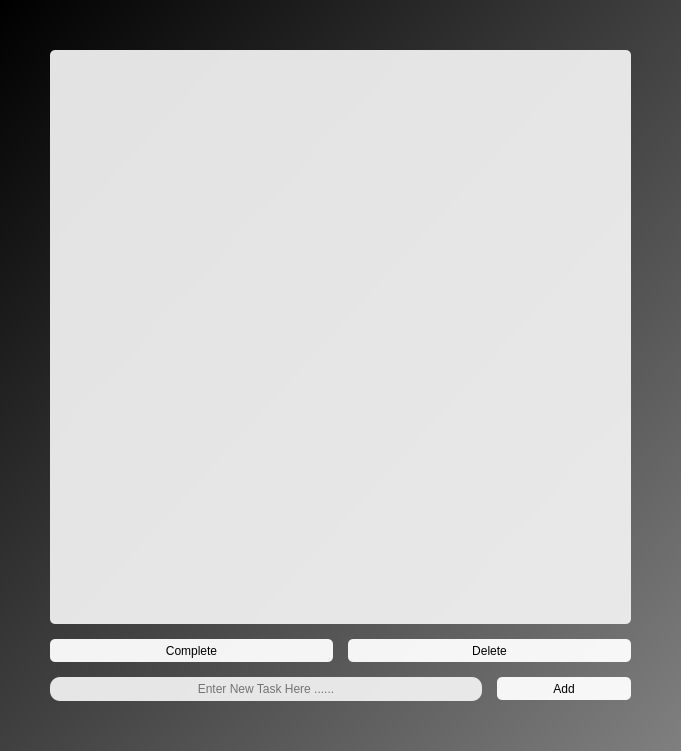
hawk-aj/pyqt_todo, file mainwindow.ui: the form before one commit.
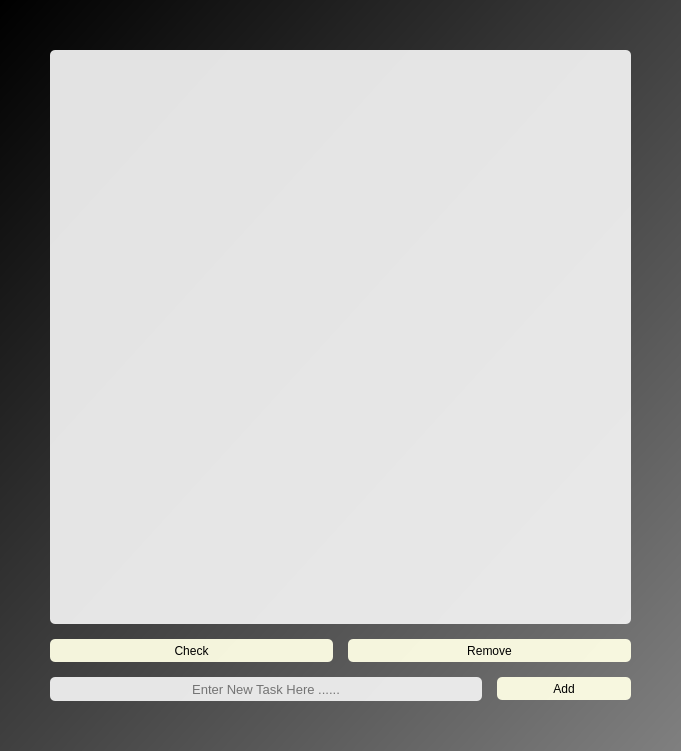
The form after the commit.

```diff
--- a/mainwindow.ui
+++ b/mainwindow.ui
@@ -48,8 +48,14 @@
         <height>24</height>
        </size>
       </property>
+      <property name="font">
+       <font>
+        <family>Arial</family>
+        <pointsize>10</pointsize>
+       </font>
+      </property>
       <property name="styleSheet">
-       <string notr="true">background-color:rgb(240,240,240,240);border-radius:10px;</string>
+       <string notr="true">background-color:rgb(240,240,240,240);border-radius:5px;</string>
       </property>
       <property name="cursorPosition">
        <number>0</number>
@@ -70,14 +76,24 @@
         <height>23</height>
        </size>
       </property>
+      <property name="font">
+       <font>
+        <family>Arial</family>
+        <pointsize>9</pointsize>
+        <weight>50</weight>
+        <bold>false</bold>
+       </font>
+      </property>
       <property name="styleSheet">
-       <string notr="true">QPushButton{
-background-color:rgb(255,255,255,240);
+       <string notr="true">QPushButton
+{
+background-color:rgb(255,255,230,240);
 border-radius:5px;
 }
 
-QPushButton:hover{
-background-color:rgb(200,200,200);
+QPushButton:hover
+{
+background-color: rgb(200,200,200);
 }</string>
       </property>
       <property name="text">
@@ -93,10 +109,18 @@
         <height>23</height>
        </size>
       </property>
+      <property name="font">
+       <font>
+        <family>Arial</family>
+        <pointsize>9</pointsize>
+        <weight>50</weight>
+        <bold>false</bold>
+       </font>
+      </property>
       <property name="styleSheet">
        <string notr="true">QPushButton
 {
-background-color:rgb(255,255,255,240);
+background-color:rgb(255,255,230,240);
 border-radius:5px;
 }
 
@@ -106,7 +130,7 @@
 }</string>
       </property>
       <property name="text">
-       <string>Complete</string>
+       <string>Check</string>
       </property>
      </widget>
     </item>
@@ -118,18 +142,28 @@
         <height>23</height>
        </size>
       </property>
+      <property name="font">
+       <font>
+        <family>Arial</family>
+        <pointsize>9</pointsize>
+        <weight>50</weight>
+        <bold>false</bold>
+       </font>
+      </property>
       <property name="styleSheet">
-       <string notr="true">QPushButton{
-background-color:rgb(255,255,255,240);
+       <string notr="true">QPushButton
+{
+background-color:rgb(255,255,230,240);
 border-radius:5px;
 }
 
-QPushButton:hover{
-background-color:rgb(200,200,200);
+QPushButton:hover
+{
+background-color: rgb(200,200,200);
 }</string>
       </property>
       <property name="text">
-       <string>Delete</string>
+       <string>Remove</string>
       </property>
      </widget>
     </item>
```
Left out of the diff: 6 changed lines with no effect on the pictures.
